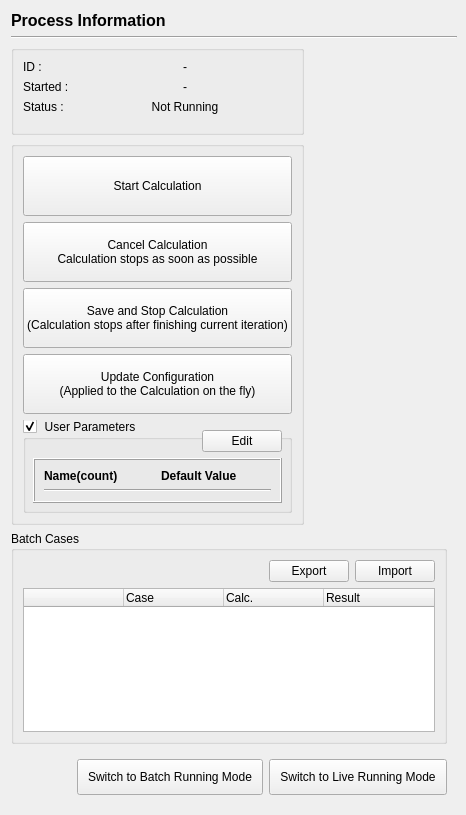
Old version of the form baramFlow/view/solution/run/process_information_page.ui in the repository nextfoam/baram.
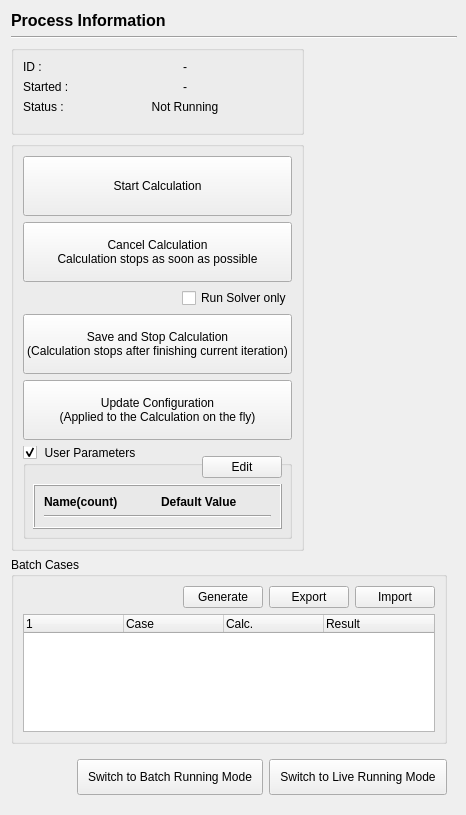
New version of the form. Icons and pictures are not drawn. Custom widgets are drawn as their Qt base class.

Diff of the .ui file:
```diff
--- a/baramFlow/view/solution/run/process_information_page.ui
+++ b/baramFlow/view/solution/run/process_information_page.ui
@@ -214,6 +214,44 @@
                   </property>
                  </widget>
                 </item>
+                <item>
+                 <widget class="QWidget" name="runSolverOnlyWidget" native="true">
+                  <layout class="QHBoxLayout" name="horizontalLayout_5">
+                   <property name="leftMargin">
+                    <number>0</number>
+                   </property>
+                   <property name="topMargin">
+                    <number>0</number>
+                   </property>
+                   <property name="rightMargin">
+                    <number>0</number>
+                   </property>
+                   <property name="bottomMargin">
+                    <number>0</number>
+                   </property>
+                   <item>
+                    <spacer name="horizontalSpacer_5">
+                     <property name="orientation">
+                      <enum>Qt::Horizontal</enum>
+                     </property>
+                     <property name="sizeHint" stdset="0">
+                      <size>
+                       <width>40</width>
+                       <height>20</height>
+                      </size>
+                     </property>
+                    </spacer>
+                   </item>
+                   <item>
+                    <widget class="QCheckBox" name="runSolverOnly">
+                     <property name="text">
+                      <string>Run Solver only</string>
+                     </property>
+                    </widget>
+                   </item>
+                  </layout>
+                 </widget>
+                </item>
                 <item>
                  <widget class="QPushButton" name="saveAndStopCalculation">
                   <property name="enabled">
@@ -448,6 +486,13 @@
                </property>
               </spacer>
              </item>
+             <item>
+              <widget class="QPushButton" name="generateSamples">
+               <property name="text">
+                <string>Generate</string>
+               </property>
+              </widget>
+             </item>
              <item>
               <widget class="QPushButton" name="exportBatchCase">
                <property name="text">
@@ -496,7 +541,7 @@
             </property>
             <column>
              <property name="text">
-              <string> </string>
+              <string/>
              </property>
             </column>
             <column>
```
